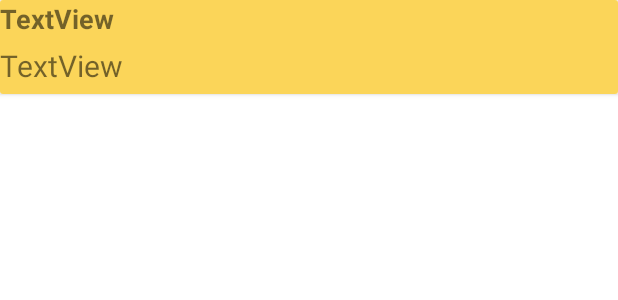
After one commit to RogerSimanjuntak/diningRestaurant, an Android app: the layout grid_kasiritempopup.xml on its own in the app's theme, with its tools: preview values and no code run, on a phone screen of 412 x 824 dp. The commit adds this screen. Shown: the top 300 px of the screen. Run offline under Robolectric (Android 15) with nearby library versions, the phone set to English and light mode, and no system bars.

Commit message:
making kasir fragment 100%

```diff
--- /dev/null
+++ b/app/src/main/res/layout/grid_kasiritempopup.xml
@@ -0,0 +1,39 @@
+<?xml version="1.0" encoding="utf-8"?>
+<androidx.cardview.widget.CardView
+    xmlns:android="http://schemas.android.com/apk/res/android"
+    xmlns:app="http://schemas.android.com/apk/res-auto"
+    android:id="@+id/reccardview"
+    android:layout_width="match_parent"
+    android:layout_height="wrap_content"
+    >
+
+    <LinearLayout
+        android:layout_width="match_parent"
+        android:layout_height="match_parent"
+        android:orientation="vertical"
+        android:background="@color/kuningkartu">
+
+
+        <TextView
+            android:id="@+id/itemkasirdibelipopup"
+            android:layout_width="match_parent"
+            android:layout_height="wrap_content"
+            android:text="TextView"
+            android:textSize="18dp"
+            android:layout_marginBottom="5dp"
+            android:textStyle="bold"
+            android:gravity="left"/>
+
+        <TextView
+            android:id="@+id/hargaitemkasirdibelipopup"
+            android:layout_width="match_parent"
+            android:layout_height="wrap_content"
+            android:text="TextView"
+            android:textSize="20dp"
+            android:layout_marginBottom="5dp"
+            android:gravity="left"/>
+
+
+    </LinearLayout>
+
+</androidx.cardview.widget.CardView>
```
Also changed, not shown: app/src/main/java/com/example/diningrestaurant/fragment/KasirFragment.java (+7 -1 lines), app/src/main/java/com/example/diningrestaurant/modelXadapterKasir/adapterKasir.java (+47 -7 lines), app/src/main/java/com/example/diningrestaurant/modelXadapterKasir/adapterKasirpopup.java (added, +63 -0 lines), app/src/main/java/com/example/diningrestaurant/modelXadapterKasir/kasiritempopup.java (added, +26 -0 lines), app/src/main/res/layout/popupkasir.xml (+16 -7 lines).
